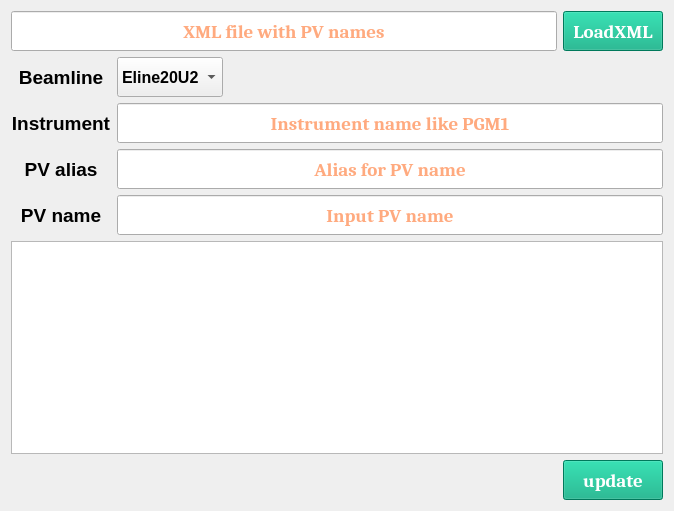
Qt form UI/UI_input_PV_to_XML.ui (zlmturnout/PlotPVs) before a commit.
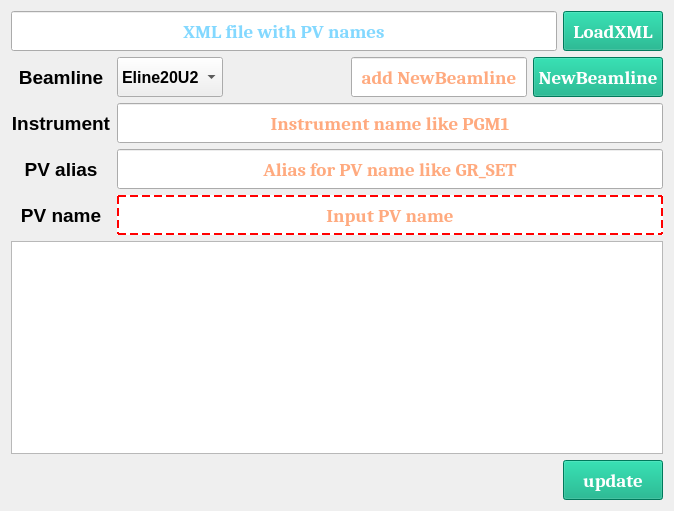
The same form after that commit.

Commit message: add input PVToXML

The edit to the form file:
```diff
--- a/UI/UI_input_PV_to_XML.ui
+++ b/UI/UI_input_PV_to_XML.ui
@@ -40,9 +40,9 @@
               <colorrole role="Text">
                <brush brushstyle="SolidPattern">
                 <color alpha="255">
-                 <red>255</red>
-                 <green>85</green>
-                 <blue>0</blue>
+                 <red>8</red>
+                 <green>177</green>
+                 <blue>255</blue>
                 </color>
                </brush>
               </colorrole>
@@ -747,6 +747,115 @@
                </property>
               </spacer>
              </item>
+             <item>
+              <widget class="QLineEdit" name="New_beamline_txt">
+               <property name="minimumSize">
+                <size>
+                 <width>170</width>
+                 <height>40</height>
+                </size>
+               </property>
+               <property name="maximumSize">
+                <size>
+                 <width>16777215</width>
+                 <height>40</height>
+                </size>
+               </property>
+               <property name="palette">
+                <palette>
+                 <active>
+                  <colorrole role="Text">
+                   <brush brushstyle="SolidPattern">
+                    <color alpha="255">
+                     <red>255</red>
+                     <green>85</green>
+                     <blue>0</blue>
+                    </color>
+                   </brush>
+                  </colorrole>
+                 </active>
+                 <inactive>
+                  <colorrole role="Text">
+                   <brush brushstyle="SolidPattern">
+                    <color alpha="255">
+                     <red>0</red>
+                     <green>0</green>
+                     <blue>0</blue>
+                    </color>
+                   </brush>
+                  </colorrole>
+                 </inactive>
+                 <disabled>
+                  <colorrole role="Text">
+                   <brush brushstyle="SolidPattern">
+                    <color alpha="255">
+                     <red>120</red>
+                     <green>120</green>
+                     <blue>120</blue>
+                    </color>
+                   </brush>
+                  </colorrole>
+                 </disabled>
+                </palette>
+               </property>
+               <property name="font">
+                <font>
+                 <family>Cambria</family>
+                 <pointsize>14</pointsize>
+                 <bold>true</bold>
+                </font>
+               </property>
+               <property name="text">
+                <string/>
+               </property>
+               <property name="alignment">
+                <set>Qt::AlignCenter</set>
+               </property>
+               <property name="placeholderText">
+                <string>add NewBeamline</string>
+               </property>
+              </widget>
+             </item>
+             <item>
+              <widget class="QPushButton" name="Add_newbeamline_btn">
+               <property name="sizePolicy">
+                <sizepolicy hsizetype="Fixed" vsizetype="Fixed">
+                 <horstretch>0</horstretch>
+                 <verstretch>0</verstretch>
+                </sizepolicy>
+               </property>
+               <property name="minimumSize">
+                <size>
+                 <width>130</width>
+                 <height>40</height>
+                </size>
+               </property>
+               <property name="maximumSize">
+                <size>
+                 <width>100</width>
+                 <height>40</height>
+                </size>
+               </property>
+               <property name="font">
+                <font>
+                 <family>Cambria</family>
+                 <pointsize>14</pointsize>
+                 <bold>true</bold>
+                </font>
+               </property>
+               <property name="styleSheet">
+                <string notr="true">QPushButton{background-color: rgb(0, 170, 127);selection-color: rgb(255, 85, 127);
+color: rgb(255, 255, 255);}
+
+QPushButton:hover{background-color:rgb(0, 170, 255);}
+
+QPushButton:pressed{background-color:rgb(255, 91, 58);}</string>
+               </property>
+               <property name="text">
+                <string>NewBeamline</string>
+               </property>
+              </widget>
+             </item>
             </layout>
            </item>
            <item>
@@ -883,7 +992,7 @@
               <set>Qt::AlignCenter</set>
              </property>
              <property name="placeholderText">
-              <string>Alias for PV name</string>
+              <string>Alias for PV name like GR_SET</string>
              </property>
             </widget>
            </item>
@@ -945,6 +1054,9 @@
                <bold>true</bold>
               </font>
              </property>
+             <property name="styleSheet">
+              <string notr="true">border:2px;border-style:dashed;border-color: rgb(255, 0, 0);</string>
+             </property>
              <property name="text">
               <string/>
              </property>
```
Left out of the diff: 8 changed lines with no effect on the pictures. The commit also changes 8 other files.
